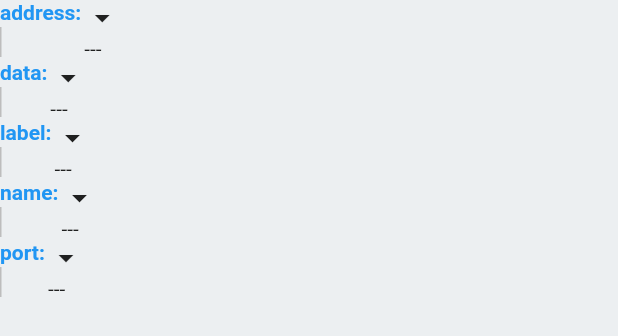
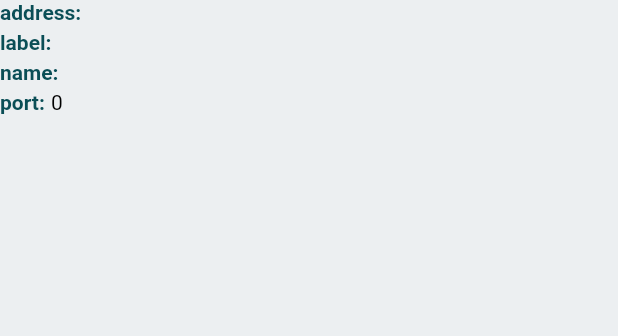
Before and after one commit to yodainferno/kilo_iot, a Flutter app: the JsonTreeViewNode widget shown alone on an empty page, opened directly with empty values, on a phone screen of 412 x 824 dp. Shown: the top 336 px of the screen. Run offline on Flutter 3.47's test engine with Material 2 defaults, Android fonts, the phone set to English and light mode, and no system bars; our stand-ins replace shared_preferences; missing offline and left inert: mqtt_client; accounts and stored records are empty.

Commit message:
feat: refactoring, provider store for json, improved design

```diff
--- a/lib/app.dart
+++ b/lib/app.dart
@@ -2,7 +2,7 @@ import 'package:flutter/material.dart';
 import 'package:kilo_iot/presentation/base_styles_configuration/material_color_generator.dart';
 import 'package:kilo_iot/presentation/navigation/bottom_navigation_widget.dart';
 import 'package:kilo_iot/presentation/pages/brokers/brokers_add_page.dart';
-import 'package:kilo_iot/presentation/pages/brokers/json_view_widget.dart';
+import 'package:kilo_iot/presentation/pages/json_tree_view/json_tree_view_widget.dart';
 
 class App extends StatelessWidget {
   const App({super.key});
@@ -12,7 +12,7 @@ class App extends StatelessWidget {
     return MaterialApp(
       routes: {
         '/brokers/new': (context) => const BrokersAddPage(),
-        '/base/json_viewer': (context) => const JsonViewWidget(),
+        '/base/json_viewer': (context) => const JsonTreeViewWidget(),
       },
       debugShowCheckedModeBanner: false,
       theme: ThemeData(
--- a/lib/main.dart
+++ b/lib/main.dart
@@ -1,5 +1,6 @@
 import 'package:flutter/material.dart';
 import 'package:kilo_iot/presentation/navigation/navigation_store.dart';
+import 'package:kilo_iot/presentation/pages/json_tree_view/json_tree_view_store.dart';
 import 'package:provider/provider.dart';
 import 'app.dart';
 
@@ -10,6 +11,9 @@ void main() {
         ChangeNotifierProvider(
           create: (_) => NavigationStore(),
         ),
+        ChangeNotifierProvider(
+          create: (_) => JsonTreeViewStore(),
+        ),
       ],
       child: const App(),
     ),
--- a/lib/presentation/base_components/input_widget.dart
+++ b/lib/presentation/base_components/input_widget.dart
@@ -57,6 +57,7 @@ class InputWidgetState extends State<InputWidget> {
       decoration: InputDecoration(
         labelText: widget.label,
       ),
+      autocorrect: false,
     );
   }
 }
--- a/lib/presentation/navigation/bottom_navigation_widget.dart
+++ b/lib/presentation/navigation/bottom_navigation_widget.dart
@@ -87,7 +87,6 @@ class BottomNavigation extends StatelessWidget {
                         icon: bottomNavigationItems[index]['icon'],
                         isCurrentPage: isCurrentPage,
                         onPressed: () {
-                          // print(navigationStore.page);
                           navigationStore.page = navigationPages.keys[index];
                         },
                       );
--- a/lib/presentation/pages/brokers/json_view_widget.dart
+++ /dev/null
@@ -1,214 +0,0 @@
-import 'dart:convert';
-import 'package:flutter/foundation.dart';
-import 'package:flutter/material.dart';
-import 'package:provider/provider.dart';
-
-class JsonTreeStore extends ChangeNotifier {
-  List _path = [];
-  List get path => _path;
-  set path(List path) {
-    _path = path;
-    notifyListeners();
-  }
-
-  Map<String, bool> _opened_pathes = {};
-  bool isOpened(List path) {
-    return _opened_pathes[path.join('_')] == true;
-  }
-  void open(List path) {
-    _opened_pathes[path.join('_')] = true;
-    notifyListeners();
-  }
-
-  void close(List path) {
-    _opened_pathes[path.join('_')] = false;
-    notifyListeners();
-  }
-}
-
-class JsonViewWidget extends StatelessWidget {
-  const JsonViewWidget({Key? key}) : super(key: key);
-
-  @override
-  Widget build(BuildContext context) {
-    final arguments = (ModalRoute.of(context)?.settings.arguments ??
-        <String, dynamic>{}) as Map;
-
-    var jsonData;
-    try {
-      throw Error();
-      jsonData = json.decode(arguments['data']);
-    } catch(_) {
-      // jsonData = {};
-      jsonData = {
-        "payload": {
-          "temp": {
-            "value": 22.1,
-            "unit": "C",
-          },
-          "hum": {
-            "value": 780.4,
-            "unit": "ммрст",
-          }
-        },
-        "created": "2023-11-04:10:19:02"
-      };
-    }
-
-    return Scaffold(
-      appBar: AppBar(
-        title: Text('JSON Viewer'),
-      ),
-      body: SingleChildScrollView(
-        child: Padding(
-          padding: const EdgeInsets.symmetric(
-            vertical: 30.0,
-            horizontal: 30.0,
-          ),
-          child: MultiProvider(
-            providers: [
-              ChangeNotifierProvider(
-                create: (_) => JsonTreeStore(),
-              ),
-            ],
-            child: Builder(builder: (BuildContext context) {
-              final JsonTreeStore jsonTreeStore =
-              Provider.of<JsonTreeStore>(context, listen: true);
-
-              // print(jsonTreeStore.path);
-
-              return Column(children: [
-                JsonTreeViewNode(
-                jsonData: jsonData,
-                path: [],
-              ),
-              Text("PATH: ${jsonTreeStore.path}")
-              ]);
-            }),
-          ),
-        ),
-      ),
-    );
-  }
-}
-
-class JsonTreeViewNode extends StatelessWidget {
-  final dynamic jsonData;
-  final List<String> path;
-
-  const JsonTreeViewNode({Key? key, required this.jsonData, required this.path})
-      : super(key: key);
-
-  @override
-  Widget build(BuildContext context) {
-    final JsonTreeStore jsonTreeStore =
-        Provider.of<JsonTreeStore>(context, listen: true);
-    bool isOpenedKey = listEquals(path, jsonTreeStore.path) == true;
-
-    if (jsonData is Map) {
-      final w = Column(
-        crossAxisAlignment: CrossAxisAlignment.start,
-        children: List<Widget>.from(
-          jsonData.entries.map((entry) {
-            return IntrinsicHeight(
-              child: Row(
-                children: [
-                  Column(
-                    crossAxisAlignment: CrossAxisAlignment.start,
-                    children: [
-                      Text(
-                        '${entry.key}:',
-                        style: const TextStyle(
-                            fontWeight: FontWeight.bold, color: Colors.blue),
-                      ),
-                      Expanded(
-                        child: Container(
-                          width: 1,
-                          margin: EdgeInsets.symmetric(vertical: 2.0),
-                          decoration: BoxDecoration(color: Colors.grey[400]),
-                        ),
-                      )
-                    ],
-                  ),
-                  Padding(
-                    padding: EdgeInsets.only(left: 2.0),
-                    child: Column(
-                      crossAxisAlignment: CrossAxisAlignment.start,
-                      children: [
-                      GestureDetector(
-                        onTap: () {
-                        final path_nested = [...path, entry.key];
-                        if (jsonTreeStore.isOpened(path_nested)) {
-                          jsonTreeStore.close(path_nested);
-                        } else {
-                          jsonTreeStore.open(path_nested);
-                          // print(jsonTreeStore._opened_pathes);
-                          // print(jsonTreeStore.isOpened([...path, entry.key]));
-                          // print([...path, entry.key]);
-                        }
-                      }, child: Icon(
-                        jsonTreeStore.isOpened([...path, entry.key]) ? Icons.arrow_drop_up : Icons.arrow_drop_down,
-                      )),
-                      jsonTreeStore.isOpened([...path, entry.key])
-                        ? JsonTreeViewNode(
-                            jsonData: entry.value, path: [...path, entry.key])
-                        : Container(
-                          child: Text('---'),
-                        ),
-                ])
-                  ),
-                ],
-              ),
-            );
-          }),
-        ),
-      );
-
-      return Padding(
-        padding: EdgeInsets.only(top: 0.0),
-        child: w,
-      );
-
-      //   } else if (jsonData is List) {
-      //     final w = Column(
-      //     crossAxisAlignment: CrossAxisAlignment.start,
-      //     children: List<Widget>.from(
-      //       jsonData.asMap().map((index, value) {
-      //         return IntrinsicHeight(
-      //           child: Row(
-      //             children: [
-      //               Padding(
-      //                 padding: EdgeInsets.only(left: 0.0),
-      //                 child: JsonTreeViewNode(
-      //                   jsonData: value,
-      //                   path: [...path, index]
-      //                 ),
-      //               ),
-      //             ],
-      //           ),
-      //         );
-      //       }),
-      //     ),
-      //   );
-
-      //   return Padding(
-      //     padding: EdgeInsets.only(top: 0.0),
-      //     child: w,
-      //   );
-    } else {
-      return GestureDetector(
-        onTap: () {
-          // Tried to listen to a value exposed with provider, from outside of the widget tree
-          jsonTreeStore.path = path;
-        },
-        child: Text(
-          '$jsonData',
-          style: TextStyle(
-            color: Colors.black,
-            backgroundColor: isOpenedKey ? Colors.red[200] : null,
-          ),
-        ),
-      );
-    }
-  }
-}
--- /dev/null
+++ b/lib/presentation/pages/json_tree_view/json_tree_view_store.dart
@@ -0,0 +1,128 @@
+import 'package:flutter/material.dart';
+
+abstract class JsonTreeViewStoreInt {
+  // data
+  dynamic get jsonData;
+  set jsonData(dynamic newData);
+
+  // path to seleted key
+  List get path;
+  set path(List path);
+
+  // opened nested keys
+  Map get openedKeys;
+  bool isOpened(List path);
+  void open(List path);
+  void close(List path);
+}
+
+class JsonTreeViewStore extends ChangeNotifier implements JsonTreeViewStoreInt {
+  // data
+  // state
+  dynamic _jsonData = {};
+
+  // actions
+  @override
+  dynamic get jsonData => _jsonData;
+
+  @override
+  set jsonData(dynamic newData) {
+    _jsonData = newData;
+
+    _path = [];
+    _openedKeys = {};
+
+    notifyListeners();
+  }
+
+  // path to seleted key
+  // state
+  List _path = [];
+
+  // actions
+  @override
+  List get path => _path;
+
+  @override
+  set path(List path) {
+    _path = path;
+    notifyListeners();
+  }
+
+  // opened nested keys
+  // state
+  Map _openedKeys = {};
+
+  // actions
+  @override
+  Map get openedKeys => _openedKeys;
+
+  @override
+  bool isOpened(List path) {
+    return _getNestedValue(_openedKeys, path) == true;
+  }
+
+  @override
+  void open(List path) {
+    _setOpenedKeysNested(path, true);
+    notifyListeners();
+  }
+
+  @override
+  void close(List path) {
+    _setOpenedKeysNested(path, false);
+    notifyListeners();
+  }
+
+  void _setOpenedKeysNested(List keys, dynamic value) {
+    dynamic map = _openedKeys;
+    // a -> b -> c
+    // print(keys);
+    // print(map);
+    for (var i = 0; i < keys.length; i++) {
+      var key = keys[i];
+      // print(key);
+
+      if (!map.containsKey(key)) {
+        map[key] = {
+          'value': false,
+          'children': {},
+        };
+      }
+      if (i != keys.length-1) {
+        map = map[key]['children'];
+      }
+    }
+    var lastKey = keys.last;
+    map[lastKey]['value'] = value;
+  }
+
+  dynamic _getNestedValue(Map map, List keys) {
+    dynamic value = map;
+    for (var key in keys) {
+      if (value is Map && value.containsKey(key)) {
+        if (key == keys.last) {
+          value = value[key]['value'];
+        } else {
+          value = value[key]['children'];
+        }
+      } else {
+        return null;
+      }
+    }
+    return value;
+  }
+
+  bool isValueExistInJsonData(List keys) {
+    dynamic value = jsonData;
+
+    for (var key in keys) {
+      if (value is Map && value.containsKey(key)) {
+        value = value[key];
+      } else {
+        return false;
+      }
+    }
+    return value != null && value is! Map;
+  }
+}
--- /dev/null
+++ b/lib/presentation/pages/json_tree_view/json_tree_view_widget.dart
@@ -0,0 +1,196 @@
+import 'package:flutter/foundation.dart';
+import 'package:flutter/material.dart';
+import 'package:kilo_iot/presentation/base_components/information_block.dart';
+import 'package:kilo_iot/presentation/base_components/input_widget.dart';
+import 'package:kilo_iot/presentation/base_styles_configuration/material_color_generator.dart';
+import 'package:kilo_iot/presentation/pages/json_tree_view/json_tree_view_store.dart';
+import 'package:provider/provider.dart';
+
+class JsonTreeViewWidget extends StatelessWidget {
+  const JsonTreeViewWidget({Key? key}) : super(key: key);
+
+  @override
+  Widget build(BuildContext context) {
+    JsonTreeViewStore jsonTreeViewStore =
+        Provider.of<JsonTreeViewStore>(context, listen: true);
+
+    final jsonData = jsonTreeViewStore.jsonData;
+    final openedKeys = jsonTreeViewStore.openedKeys;
+
+    return Scaffold(
+      appBar: AppBar(
+        title: const Text('JSON Viewer'),
+      ),
+      body: SingleChildScrollView(
+        child: Padding(
+          padding: const EdgeInsets.symmetric(
+            vertical: 30.0,
+            horizontal: 30.0,
+          ),
+          child: Column(
+            children: [
+              Container(
+                child: InformationBlock(
+                  child: Column(
+                    children: [
+                      JsonTreeViewNode(
+                        jsonData: jsonData,
+                        path: const [],
+                      ),
+                      const SizedBox(
+                        height: 20.0,
+                      ),
+                      Text(
+                        'Click to any value to add device keys path',
+                        style:
+                            TextStyle(color: Colors.grey[700], fontSize: 12.0),
+                      )
+                    ],
+                  ),
+                ),
+              ),
+              SizedBox(height: 20.0),
+              InputWidget(
+                label: 'Ключи значения (разделение через "->")',
+                onChanged: (value) {
+                  List<String> itemsRaw = value.split('->');
+                  List<String> items = List<String>.from(
+                    itemsRaw.map(
+                      (item) => item.trim(),
+                    ),
+                  );
+
+                  if (jsonTreeViewStore.isValueExistInJsonData(items) &&
+                      !listEquals(jsonTreeViewStore.path, items)) {
+                    jsonTreeViewStore.path = items;
+                  }
+                },
+                initialValue: selectedTreePathToString(jsonTreeViewStore.path),
+              ),
+            ],
+          ),
+        ),
+      ),
+    );
+  }
+
+  String selectedTreePathToString(List pathData) {
+    return pathData.join(' -> ');
+  }
+}
+
+class JsonTreeViewNode extends StatelessWidget {
+  final dynamic jsonData;
+  final List path;
+
+  const JsonTreeViewNode({
+    Key? key,
+    required this.jsonData,
+    required this.path,
+  }) : super(key: key);
+
+  @override
+  Widget build(BuildContext context) {
+    JsonTreeViewStore jsonTreeViewStore =
+        Provider.of<JsonTreeViewStore>(context, listen: false);
+    bool isOpenedKey = listEquals(path, jsonTreeViewStore.path) == true;
+
+    if (jsonData is Map) {
+      final w = Column(
+        crossAxisAlignment: CrossAxisAlignment.start,
+        children: List<Widget>.from(
+          jsonData.entries.map((entry) {
+            final currentPath = [...path, entry.key];
+            final childIsNotMap = entry.value is! Map;
+            final isOpened =
+                childIsNotMap || jsonTreeViewStore.isOpened(currentPath);
+
+            return IntrinsicHeight(
+              child: Row(
+                children: [
+                  Column(
+                    crossAxisAlignment: CrossAxisAlignment.start,
+                    children: [
+                      Text(
+                        '${entry.key}:',
+                        style: TextStyle(
+                            fontWeight: FontWeight.bold,
+                            color: MaterialColorGenerator.from(
+                              const Color.fromARGB(255, 12, 97, 107),
+                            )[700]),
+                      ),
+                      Expanded(
+                        child: Container(
+                          width: 1,
+                          margin: EdgeInsets.symmetric(vertical: 2.0),
+                          decoration: BoxDecoration(color: Colors.grey[400]),
+                        ),
+                      )
+                    ],
+                  ),
+                  Padding(
+                    padding: EdgeInsets.only(left: 2.0),
+                    child: Column(
+                      crossAxisAlignment: CrossAxisAlignment.start,
+                      children: [
+                        childIsNotMap
+                            ? Container()
+                            : GestureDetector(
+                                onTap: () {
+                                  if (isOpened) {
+                                    jsonTreeViewStore.close(currentPath);
+                                  } else {
+                                    jsonTreeViewStore.open(currentPath);
+                                  }
+                                },
+                                child: Icon(
+                                  isOpened
+                                      ? Icons.arrow_drop_up
+                                      : Icons.arrow_drop_down,
+                                  size: 16,
+                                ),
+                              ),
+                        isOpened
+                            ? JsonTreeViewNode(
+                                jsonData: entry.value, path: currentPath)
+                            : Container(),
+                      ],
+                    ),
+                  ),
+                ],
+              ),
+            );
+          }),
+        ),
+      );
+
+      return Padding(
+        padding: EdgeInsets.only(top: 0.0),
+        child: w,
+      );
+    } else {
+      return GestureDetector(
+        onTap: () {
+          jsonTreeViewStore.path = path;
+        },
+        child: Container(
+          padding: EdgeInsets.symmetric(horizontal: 2.0, vertical: 0.0),
+          decoration: BoxDecoration(
+            color: isOpenedKey
+                ? MaterialColorGenerator.from(
+                    const Color.fromARGB(255, 12, 97, 107),
+                  )[800]
+                : null,
+            borderRadius: const BorderRadius.all(Radius.circular(3.0))
+          ),
+          child: Text(
+            '$jsonData',
+            style: TextStyle(
+              color: isOpenedKey ? Colors.white : Colors.black,
+            ),
+          ),
+        ),
+      );
+    }
+  }
+}
```
Also changed, not shown: lib/presentation/pages/brokers/brokers_add_page.dart (+15 -6 lines).
